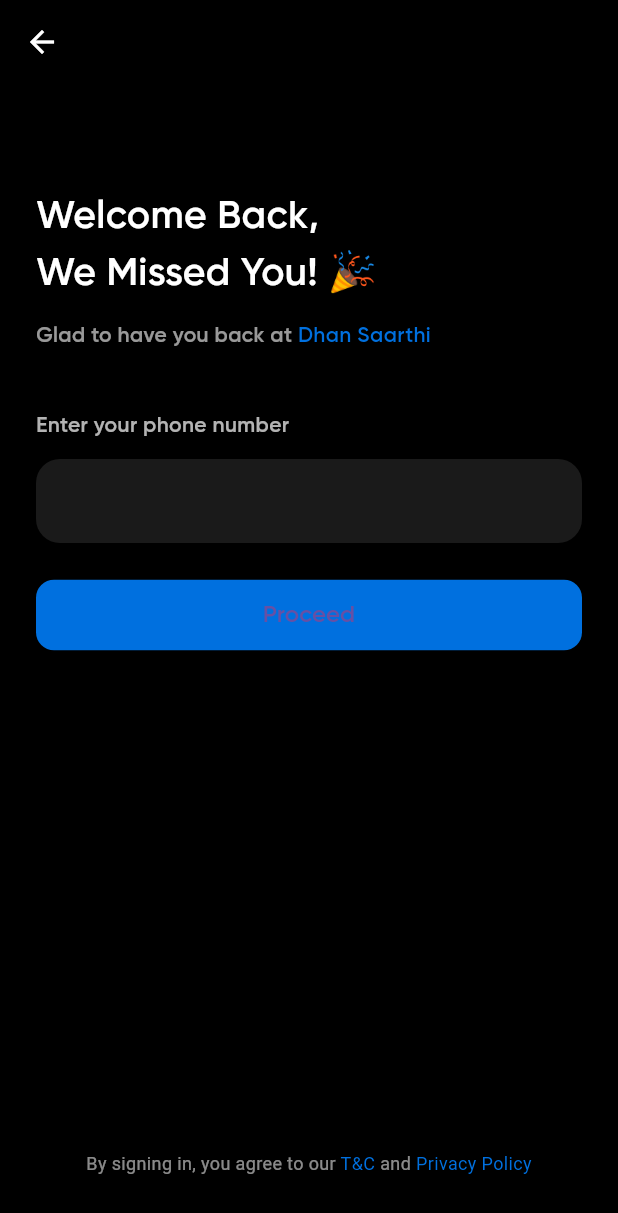
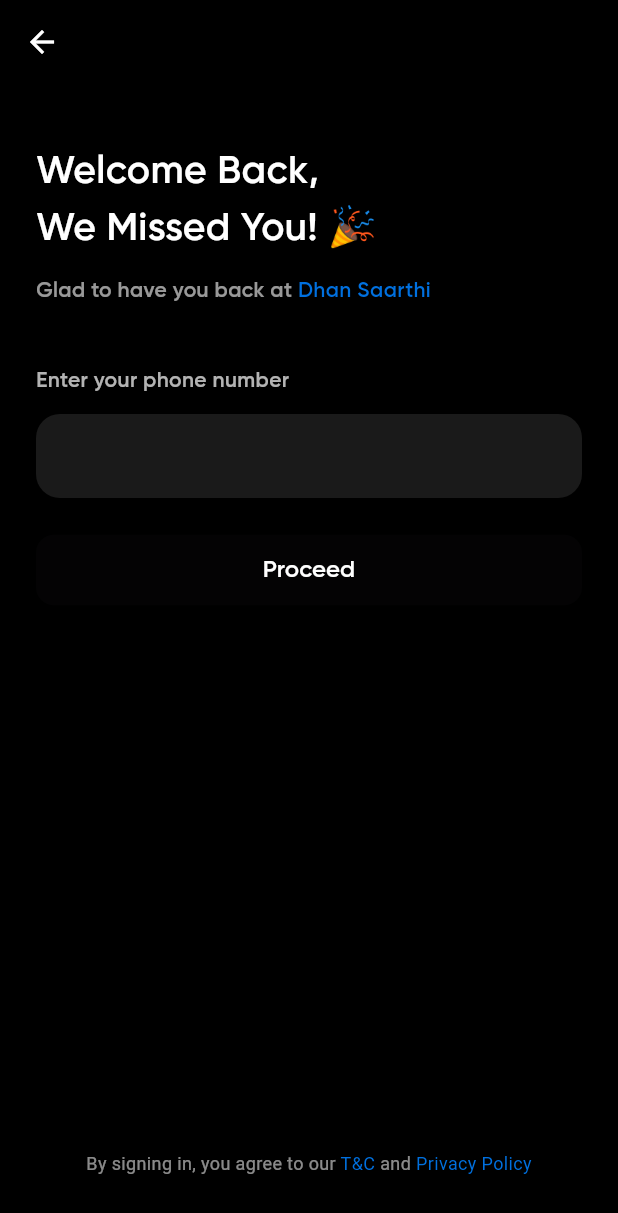
Before and after one commit to Senthilvelan/dhanasaarathi, a Flutter app: the LoginScreen screen opened by its route, on a phone screen of 412 x 824 dp. Shown: the top 1213 px of the screen. Run offline on Flutter 3.47's test engine with Material 3 defaults, Android fonts, the phone set to English and light mode, and no system bars; our stand-ins replace dio, fl_chart, flutter_screenutil, flutter_slidable, flutter_svg, get and 5 more; missing offline and left inert: flutter_app_badger, queue; accounts and stored records are empty.

Commit message:
login UI update

```diff
--- a/lib/app/bindings/app_binding.dart
+++ b/lib/app/bindings/app_binding.dart
@@ -4,14 +4,18 @@
 import '../../ui/2login/controller/login_controller.dart';
 import '../../ui/3otp/controller/otp_controller.dart';
 import '../../ui/4home/contrroller/watchlist_controller.dart';
+import '../../ui/5fundfullscreen/controller/fund_fullscreen_controller.dart';
 
 class AppBinding implements Bindings {
   @override
   void dependencies() {
+    //pre-login
     Get.lazyPut<WelcomeController>(() => WelcomeController());
     Get.lazyPut<LoginController>(() => LoginController());
     Get.lazyPut<OtpController>(() => OtpController());
 
+    //post login
     Get.lazyPut<WatchlistController>(() => WatchlistController());
+    Get.lazyPut<FundFullscreenController>(() => FundFullscreenController());
   }
 }
--- a/lib/app/routes/app_pages.dart
+++ b/lib/app/routes/app_pages.dart
@@ -1,3 +1,4 @@
+import 'package:dhansaarathi/ui/5fundfullscreen/fund_fullsceen.dart';
 import 'package:get/get.dart';
 
 import '../../ui/1welcome/welcome_screen.dart';
@@ -12,19 +13,19 @@
     GetPage(
       name: AppRoutes.screenWelcome,
       page: () => WelcomeScreen(),
-      transition: Transition.cupertino,
+      transition: Transition.fadeIn,
       transitionDuration: const Duration(milliseconds: 900),
     ),
     GetPage(
       name: AppRoutes.screenLogin,
       page: () => LoginScreen(),
-      transition: Transition.cupertino,
+      transition: Transition.fadeIn,
       transitionDuration: const Duration(milliseconds: 900),
     ),
     GetPage(
       name: AppRoutes.screenOtp,
       page: () => OtpScreen(),
-      transition: Transition.cupertino,
+      transition: Transition.fadeIn,
       transitionDuration: const Duration(milliseconds: 900),
     ),
     GetPage(
@@ -33,5 +34,11 @@
       transition: Transition.fadeIn,
       transitionDuration: const Duration(milliseconds: 900),
     ),
+    GetPage(
+      name: AppRoutes.screenFullFund,
+      page: () => FundFullScreen(),
+      transition: Transition.fadeIn,
+      transitionDuration: const Duration(milliseconds: 900),
+    ),
   ];
 }
--- a/lib/app/routes/app_routes.dart
+++ b/lib/app/routes/app_routes.dart
@@ -7,4 +7,7 @@
   static const screenOtp = '/otpScreen';
 
   static const screenHome = '/homeScreen';
+
+  static const screenFullFund = '/fullFundScreen';
+
 }
--- a/lib/app/utils/widgets/background_login_otp.dart
+++ b/lib/app/utils/widgets/background_login_otp.dart
@@ -30,7 +30,7 @@
     return const Column(
       crossAxisAlignment: CrossAxisAlignment.start,
       children: [
-        SizedBox(height: 54),
+        SizedBox(height: 24),
 
         Text(
           "Welcome Back,\nWe Missed You! 🎉",
--- a/lib/ui/2login/login_screen.dart
+++ b/lib/ui/2login/login_screen.dart
@@ -30,6 +30,7 @@
         const SizedBox(height: 12),
 
         TextField(
+          focusNode: controller.focusNode,
           controller: controller.phoneController,
           keyboardType: TextInputType.phone,
           style: const TextStyle(color: Colors.white70),
@@ -47,21 +48,43 @@
 
         const SizedBox(height: 24),
 
-        // Proceed Button
-        SizedBox(
+        Obx(() => SizedBox(
               width: double.infinity,
               child: ElevatedButton(
-            onPressed: controller.proceedToOtp,
+                onPressed: controller.isDisabled.value
+                    ? controller.proceedToOtp
+                    : null,
                 style: ElevatedButton.styleFrom(
-              backgroundColor: blueMarine,
+                  backgroundColor:
+                      controller.isDisabled.value ? blueMarine : Colors.grey,
                   shape: RoundedRectangleBorder(
                     borderRadius: BorderRadius.circular(12),
                   ),
                   padding: const EdgeInsets.symmetric(vertical: 12),
                 ),
-            child: const Text("Proceed", style: TextStyle(fontSize: 16)),
+                child: Text("Proceed",
+                    style: TextStyle(
+                      fontSize: 16,
+                      color: Colors.white,
+                    )),
               ),
-        ),
+            )),
+
+        // Proceed Button
+        // SizedBox(
+        //   width: double.infinity,
+        //   child: ElevatedButton(
+        //     onPressed: controller.proceedToOtp,
+        //     style: ElevatedButton.styleFrom(
+        //       backgroundColor: blueMarine,
+        //       shape: RoundedRectangleBorder(
+        //         borderRadius: BorderRadius.circular(12),
+        //       ),
+        //       padding: const EdgeInsets.symmetric(vertical: 12),
+        //     ),
+        //     child: const Text("Proceed", style: TextStyle(fontSize: 16)),
+        //   ),
+        // ),
       ],
     );
   }
```
Also changed, not shown: lib/main.dart (+4 -4 lines), lib/ui/2login/controller/login_controller.dart (+47 -0 lines). Lines whose indentation alone changed are shown as unchanged.
